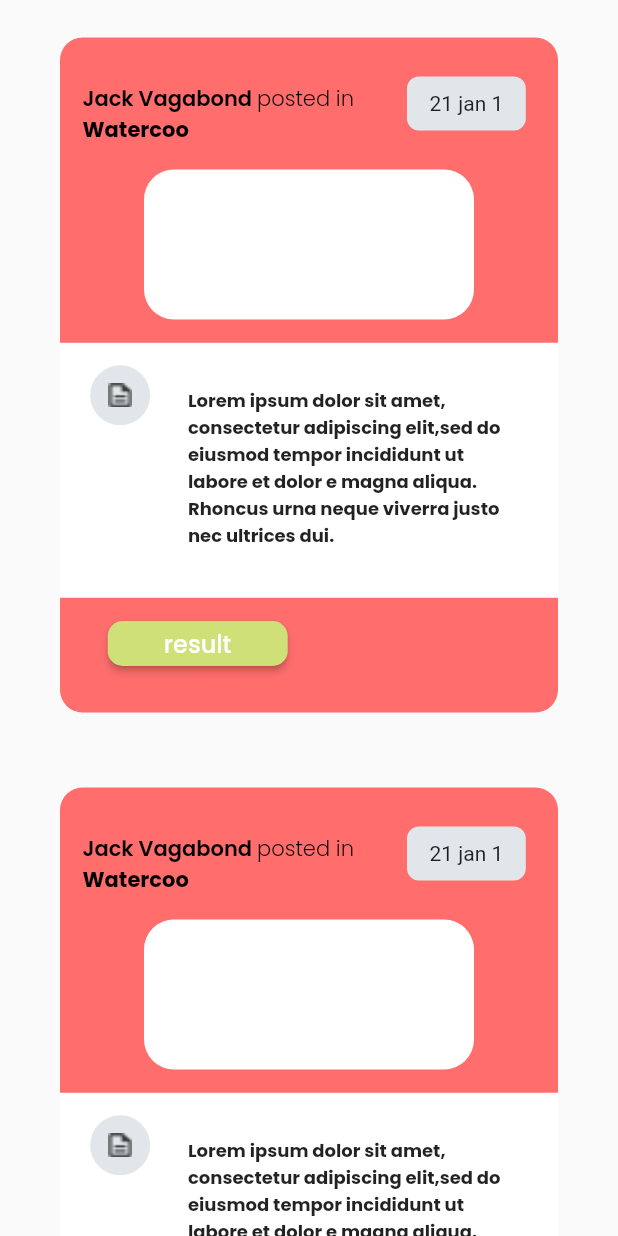
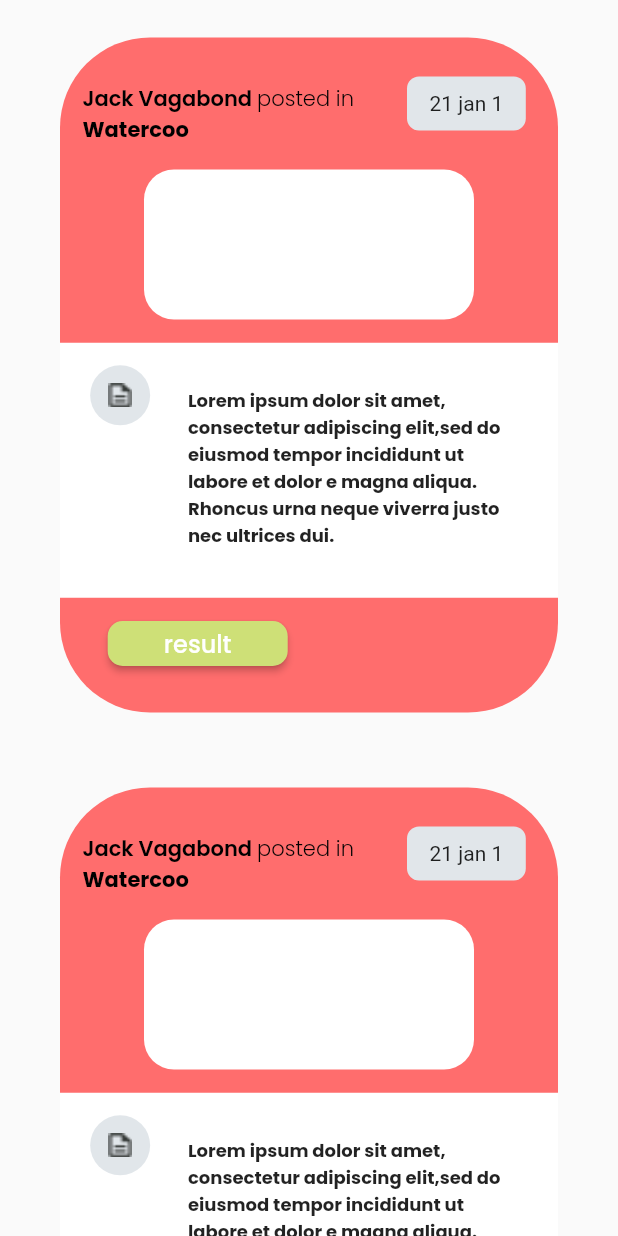
Before and after one commit to HaroonAfzal22/pipol-s-Talk, a Flutter app: the CloseChallengeView screen opened by its route, on a phone screen of 412 x 824 dp. Run offline on Flutter 3.47's test engine with Material 2 defaults, Android fonts, the phone set to English and light mode, and no system bars; our stand-ins replace flutter_rating_bar, flutter_switch, google_fonts, intl_phone_number_input.

Commit message:
Haroon's frst commint

```diff
--- a/lib/Constants/app_constants.dart
+++ b/lib/Constants/app_constants.dart
@@ -54,4 +54,15 @@ class AppIconsCls {
   static const copyTextIcon = '$basePath/copyTextIcon.png';
   static const verticalhandArrow = '$basePath/VerticalhandArrow.png';
   static const redMessageIcon = '$basePath/redMessageIcon.png';
+   static const barErow = '$basePath/barErow.png';
+  static const barImage = "$basePath/barImage.png";
+  static const challengeSetting = "$basePath/challengeSetting.png";
+  static const messageIconWhite = '$basePath/messageIconWhite.png';
+  static const reserved = '$basePath/reserved.png';
+  static const sadEmogy = '$basePath/sadEmogy.png';
+  static const thumsDown = '$basePath/thumsDown.png';
+  static const thumsUp = '$basePath/thumsUp.png';
+   static const textBoxSmallIcon = '$basePath/textBoxSmallIcon.png';
+  static const textBoxIcon = '$basePath/textBoxIcon.png';
+  //-------------------------
 }
--- a/lib/Constants/routes.dart
+++ b/lib/Constants/routes.dart
@@ -21,3 +21,6 @@ const challengesRoute = '/ChallengesView/';
 const closeChallengeRoute = '/ClosehallengeView/';
 const openChallengeRoute = '/OpenChallengeView/';
 const getReservedRoute = '/GetReservedView/';
+const sorryRoute = '/SorryView/';
+const reservedRoute = '/ReservedView/';
+const jurryHomeRoute = '/JurryHomeView/';
--- a/lib/Utilities/text_style.dart
+++ b/lib/Utilities/text_style.dart
@@ -57,3 +57,6 @@ var kSmallButtonTextStyle =
     GoogleFonts.poppins(fontSize: 16, fontWeight: FontWeight.w500);
 
 // Close Challenge text style
+// jurry complete screen
+var kjurryScreenTextStyleHeding = GoogleFonts.poppins(
+    fontSize: 48, fontWeight: FontWeight.w600,);
--- a/lib/widgets/challenges_widget.dart
+++ b/lib/widgets/challenges_widget.dart
@@ -1,4 +1,3 @@
-import 'package:flutter/cupertino.dart';
 import 'package:flutter/material.dart';
 import 'package:google_fonts/google_fonts.dart';
 import 'package:people_talk/Utilities/text_style.dart';
@@ -7,8 +6,11 @@ import 'package:people_talk/widgets/common_widget.dart';
 import '../Constants/app_constants.dart';
 
 class ContainerOpenCloseChallengWidget extends StatelessWidget {
-  ContainerOpenCloseChallengWidget(
-      {this.index, this.isOpenChallenge, this.isReadContainer});
+  ContainerOpenCloseChallengWidget({
+    this.index,
+    this.isOpenChallenge,
+    this.isReadContainer,
+  });
   int? index;
   bool? isOpenChallenge;
   bool? isReadContainer;
@@ -32,7 +34,7 @@ class ContainerOpenCloseChallengWidget extends StatelessWidget {
                     borderRadius: BorderRadius.circular(15))
                 : BoxDecoration(
                     color: AppColor.redChallegContainer,
-                    borderRadius: BorderRadius.circular(15)),
+                    borderRadius: BorderRadius.circular(60)),
             child: Column(
               mainAxisAlignment: MainAxisAlignment.spaceEvenly,
               children: [
@@ -146,18 +148,25 @@ class ContainerOpenCloseChallengWidget extends StatelessWidget {
                       mainAxisAlignment: MainAxisAlignment.spaceBetween,
                       children: [
                         Container(
-                          height: 40,
-                          width: 40,
+                          padding: EdgeInsets.only(
+                              bottom: isOpenChallenge == true ? 20 : 1),
+                          height: isOpenChallenge == true ? 60 : 40,
+                          width: isOpenChallenge == true ? 50 : 40,
                           child: ImageAssetWidget(
-                              imgPath: AppIconsCls.redMessageIcon,
+                              imgPath: isOpenChallenge == true
+                                  ? AppIconsCls.messageIconWhite
+                                  : AppIconsCls.redMessageIcon,
                               imageOnTap: () {}),
                         ),
-                        Container(
-                          height: 20,
-                          width: 20,
-                          decoration: BoxDecoration(
-                              color: AppColor.lightGreenLogoColor,
-                              borderRadius: BorderRadius.circular(100)),
+                        Visibility(
+                          visible: isOpenChallenge == true ? false : true,
+                          child: Container(
+                            height: 20,
+                            width: 20,
+                            decoration: BoxDecoration(
+                                color: AppColor.lightGreenLogoColor,
+                                borderRadius: BorderRadius.circular(100)),
+                          ),
                         )
                       ],
                     ),
@@ -171,3 +180,20 @@ class ContainerOpenCloseChallengWidget extends StatelessWidget {
     );
   }
 }
+//------ Thumb widget
+class ThumbWidget extends StatelessWidget {
+  ThumbWidget({required this.imagePath, required this.ontap});
+  String imagePath;
+  VoidCallback ontap;
+
+  @override
+  Widget build(BuildContext context) {
+    return Container(
+        decoration: BoxDecoration(
+            color: AppColor.lightGreenLogoColor,
+            borderRadius: BorderRadius.circular(100)),
+        height: 80,
+        width: 80,
+        child: ImageAssetWidget(imgPath: imagePath, imageOnTap: ontap));
+  }
+}
--- a/pubspec.yaml
+++ b/pubspec.yaml
@@ -38,6 +38,7 @@ dependencies:
   flutter_switch: ^0.3.2
   google_fonts: ^3.0.1
   flutter_rating_bar: ^4.0.1
+  flutter_xlider: ^3.4.0
 
 dev_dependencies:
   flutter_test:
```
Also changed, not shown: lib/Views/getreserved_view.dart (+33 -6 lines), lib/main.dart (+7 -1 lines), pubspec.lock.
